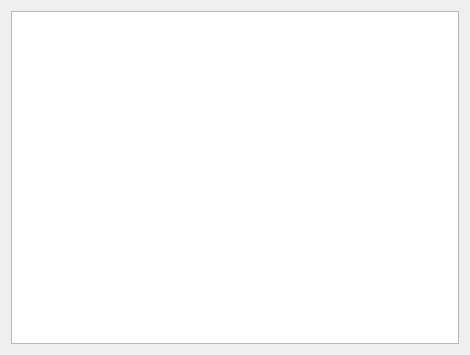
Before: the Qt Designer form ressources/ui/installer.ui in pathmann/pyTSon, drawn with Qt 5.
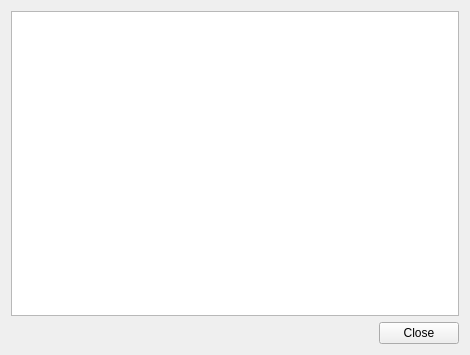
After: the same form once the commit is applied.

Commit message: handle dependency==null correctly when installing an addon; show a close button in the installer

What changed in the file:
```diff
--- a/ressources/ui/installer.ui
+++ b/ressources/ui/installer.ui
@@ -34,6 +34,44 @@
      </property>
     </widget>
    </item>
+   <item>
+    <widget class="QWidget" name="closeFrame" native="true">
+     <layout class="QHBoxLayout" name="horizontalLayout">
+      <property name="leftMargin">
+       <number>0</number>
+      </property>
+      <property name="topMargin">
+       <number>0</number>
+      </property>
+      <property name="rightMargin">
+       <number>0</number>
+      </property>
+      <property name="bottomMargin">
+       <number>0</number>
+      </property>
+      <item>
+       <spacer name="horizontalSpacer">
+        <property name="orientation">
+         <enum>Qt::Horizontal</enum>
+        </property>
+        <property name="sizeHint" stdset="0">
+         <size>
+          <width>40</width>
+          <height>20</height>
+         </size>
+        </property>
+       </spacer>
+      </item>
+      <item>
+       <widget class="QPushButton" name="closeButton">
+        <property name="text">
+         <string>Close</string>
+        </property>
+       </widget>
+      </item>
+     </layout>
+    </widget>
+   </item>
   </layout>
  </widget>
  <resources/>
```
The commit also changes 2 other files.
